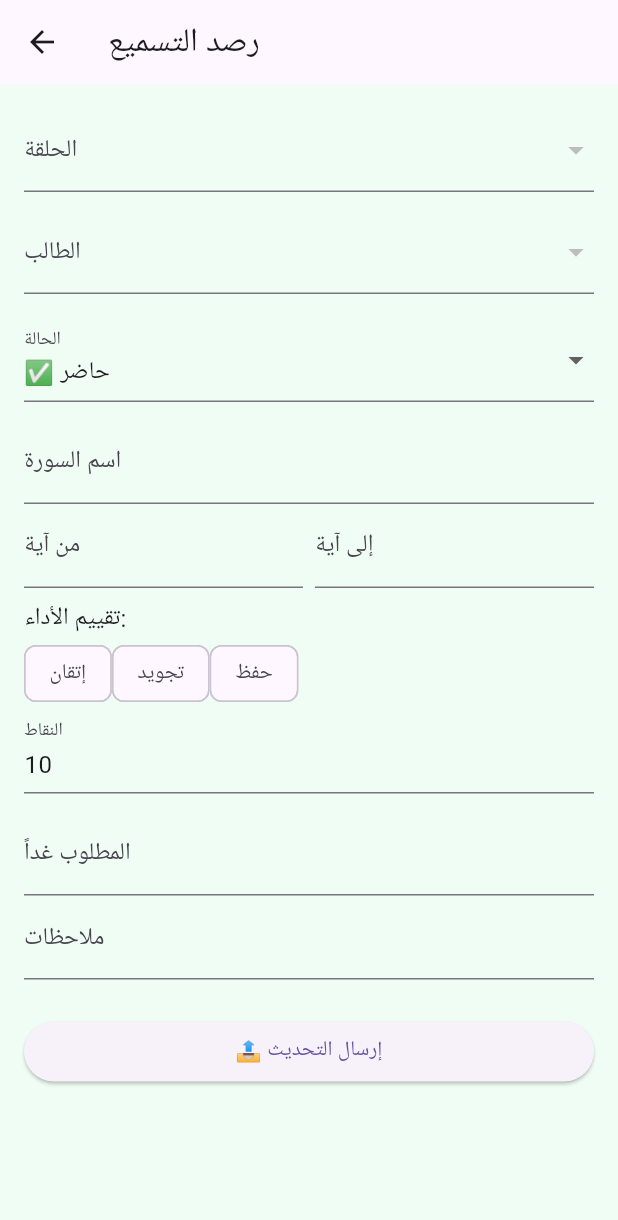
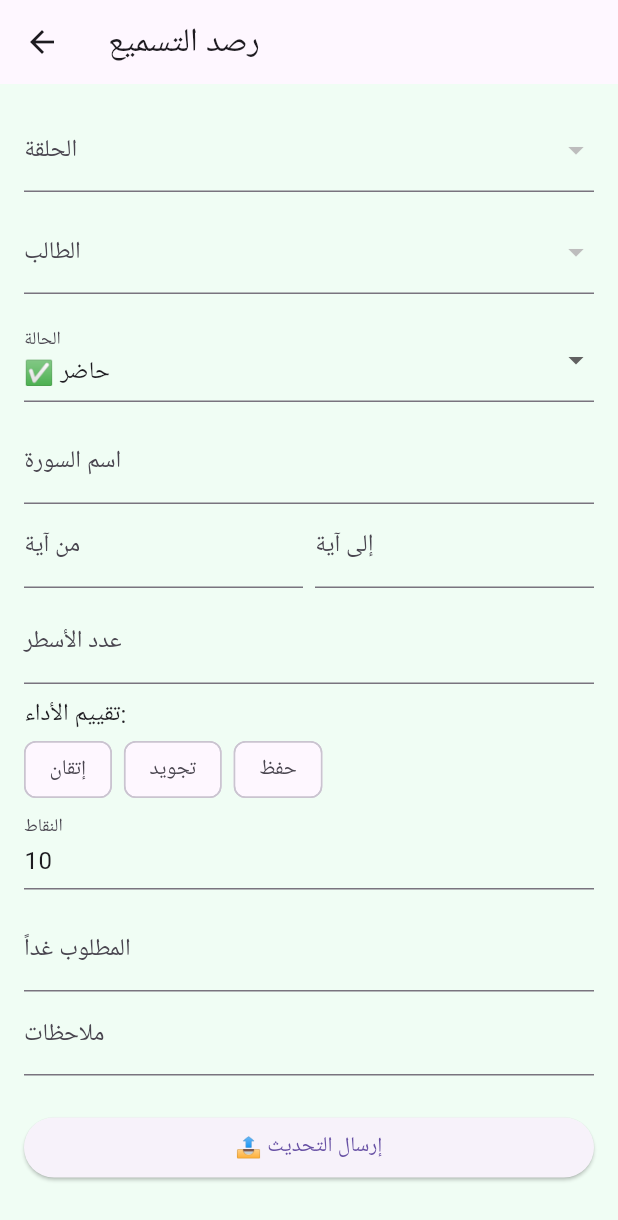
Before and after one commit to magedgasem55558-creator/card_admin_panel, a Flutter app: the RecitationScreen screen opened directly, after a tap on "📤 إرسال التحديث", on a phone screen of 412 x 824 dp. Shown: the top 1220 px of the screen. Run offline on Flutter 3.47's test engine with Material 3 defaults, Android fonts, the light colour scheme and no system bars; our stand-ins replace cloud_firestore, firebase_auth, firebase_core; accounts and stored records are empty; Roboto replaces fonts that are missing (Cairo).

Commit message:
Update recitation_screen.dart

```diff
--- a/lib/screens/recitation_screen.dart
+++ b/lib/screens/recitation_screen.dart
@@ -15,6 +15,7 @@ class _RecitationScreenState extends State<RecitationScreen> {
   final _surahCtrl = TextEditingController();
   final _fromCtrl = TextEditingController();
   final _toCtrl = TextEditingController();
+  final _linesCountCtrl = TextEditingController(); // 👈 إضافة متحكم لعدد الأسطر
   final _tomorrowCtrl = TextEditingController();
   final _notesCtrl = TextEditingController();
   final _pointsCtrl = TextEditingController(text: '10');
@@ -46,31 +47,40 @@ class _RecitationScreenState extends State<RecitationScreen> {
   Future<void> _save() async {
     if (_selectedStudent == null || _selectedHalaqa == null) return;
     final service = Provider.of<FirestoreService>(context, listen: false);
+
+    // 🎯 تجهيز الخريطة بنفس الهيكلية المطلوبة تماماً
     final data = {
-    'studentId': _selectedStudent,
-    'status': _status,
-    'surah': _status == 'حاضر' ? _surahCtrl.text.trim() : _status,
-    'fromAyah': _fromCtrl.text.trim(),
-    'toAyah': _toCtrl.text.trim(),
-    'grade': _evaluations.isEmpty ? ['جيد'] : _evaluations,   // ✅ يحفظ المصفوفة كاملة
-    'tomorrowRequirement': _tomorrowCtrl.text.trim(),
-    'notes': _notesCtrl.text.trim(),
-    'pointsGiven': int.tryParse(_pointsCtrl.text) ?? 0,
-    'date': DateTime.now().toIso8601String().split('T')[0],
-    'timestamp': FieldValue.serverTimestamp(),
+      'date': DateTime.now().toIso8601String().split('T')[0], // (string)
+      'evaluation': _evaluations.isEmpty ? ['جيد'] : List<String>.from(_evaluations), // 👈 (array of strings)
+      'fromAyah': _fromCtrl.text.trim(), // (string)
+      'linesCount': int.tryParse(_linesCountCtrl.text.trim()) ?? 0, // 👈 (int64)
+      'notes': _notesCtrl.text.trim(), // (string)
+      'pointsEarned': int.tryParse(_pointsCtrl.text) ?? 0, // 👈 (int64)
+      'status': _status, // (string)
+      'studentId': _selectedStudent, // (string)
+      'surah': _status == 'حاضر' ? _surahCtrl.text.trim() : _status, // (string)
+      'timestamp': FieldValue.serverTimestamp(), // (timestamp)
+      'toAyah': _toCtrl.text.trim(), // (string)
+      'tomorrowRequirement': _tomorrowCtrl.text.trim(), // (string)
     };
+
     await service.addRecord(data);
+
     if (_status == 'حاضر') {
       await FirebaseFirestore.instance.collection('students').doc(_selectedStudent).update({
-      'totalPoints': FieldValue.increment(data['pointsGiven'] as int),
+        'totalPoints': FieldValue.increment(data['pointsEarned'] as int),
       });
     }
+
     if (mounted) {
       ScaffoldMessenger.of(context).showSnackBar(const SnackBar(content: Text('تم الحفظ ✅')));
     }
+
+    // إعادة ضبط الحقول بعد الحفظ
     _surahCtrl.clear();
     _fromCtrl.clear();
     _toCtrl.clear();
+    _linesCountCtrl.clear();
     _tomorrowCtrl.clear();
     _notesCtrl.clear();
     _pointsCtrl.text = '10';
@@ -146,8 +156,15 @@ class _RecitationScreenState extends State<RecitationScreen> {
                 ],
               ),
               const SizedBox(height: 8),
+              TextField(
+                controller: _linesCountCtrl,
+                keyboardType: TextInputType.number,
+                decoration: const InputDecoration(labelText: 'عدد الأسطر'),
+              ),
+              const SizedBox(height: 8),
               Text('تقييم الأداء:', style: Theme.of(context).textTheme.bodyLarge),
               Wrap(
+                spacing: 8.0,
                 children: ['إتقان', 'تجويد', 'حفظ'].map(
                   (e) => FilterChip(
                     label: Text(e),
@@ -164,7 +181,11 @@ class _RecitationScreenState extends State<RecitationScreen> {
                   ),
                 ).toList(),
               ),
-              TextField(controller: _pointsCtrl, decoration: const InputDecoration(labelText: 'النقاط')),
+              TextField(
+                controller: _pointsCtrl,
+                keyboardType: TextInputType.number,
+                decoration: const InputDecoration(labelText: 'النقاط'),
+              ),
             ],
             const SizedBox(height: 12),
             TextField(controller: _tomorrowCtrl, decoration: const InputDecoration(labelText: 'المطلوب غداً')),
```
Lines whose indentation alone changed are shown as unchanged.
